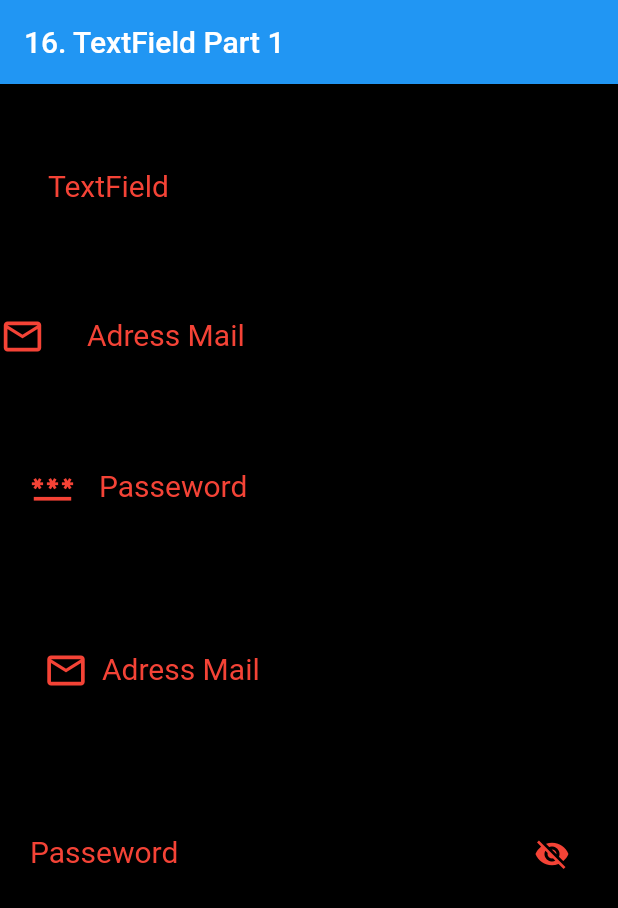
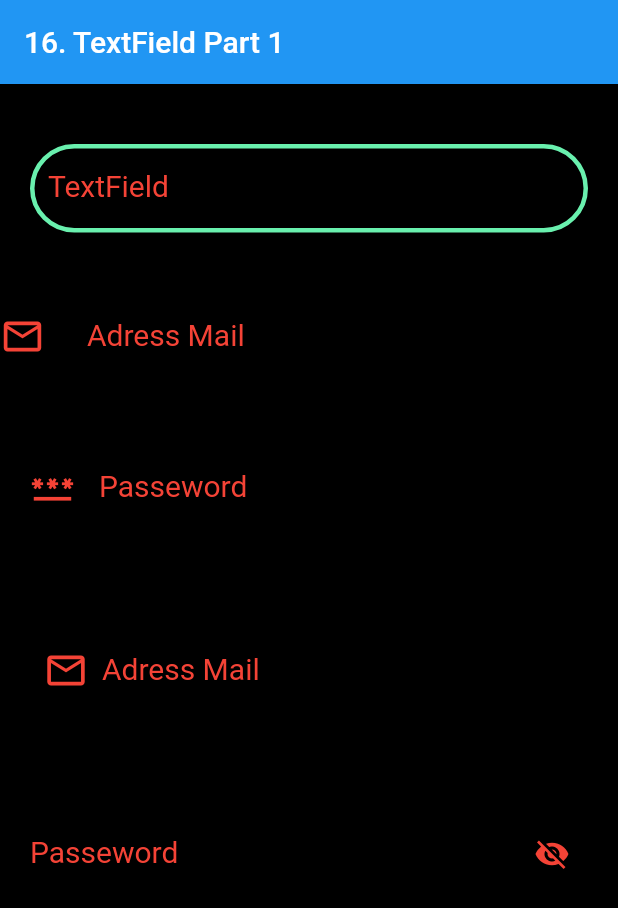
Before and after one commit to Devsaci/flutter2basicv2, a Flutter app: the screen it shows after launch, on a phone screen of 412 x 824 dp. Shown: the top 908 px of the screen. Run offline on Flutter 3.47's test engine with Material 2 defaults, Android fonts, the phone set to English and light mode, and no system bars.

Commit message:
greenAccent

```diff
--- a/lib/myHomePage.dart
+++ b/lib/myHomePage.dart
@@ -33,11 +33,11 @@ class _MyHomePageState extends State<MyHomePage> {
                 // color: Colors.lime,
                 child: TextField(
                   decoration: InputDecoration(
-                      border: OutlineInputBorder(
+                      enabledBorder: OutlineInputBorder(
                         borderSide:
-                        const BorderSide(width: 3, color: Colors.lime),
+                        BorderSide(width: 3, color: Colors.greenAccent),
                         borderRadius:
-                        const BorderRadius.all(Radius.circular(6.0)),
+                        BorderRadius.all(Radius.circular(30.0)),
                       ),
 
                       labelText: "TextField",
```
